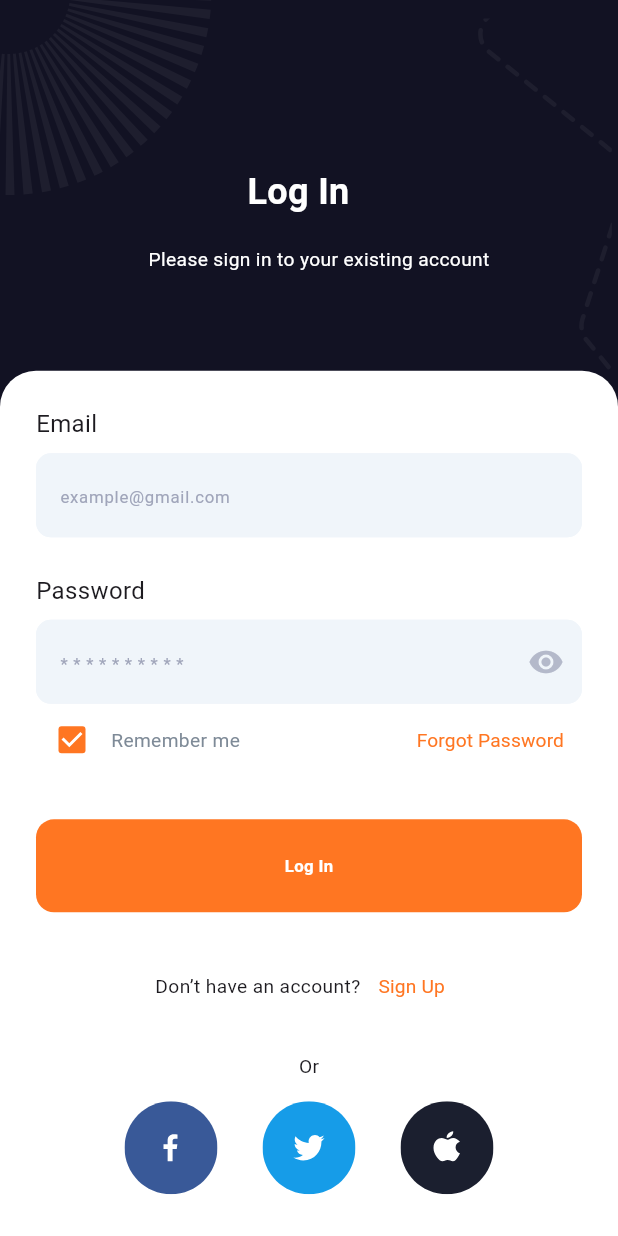
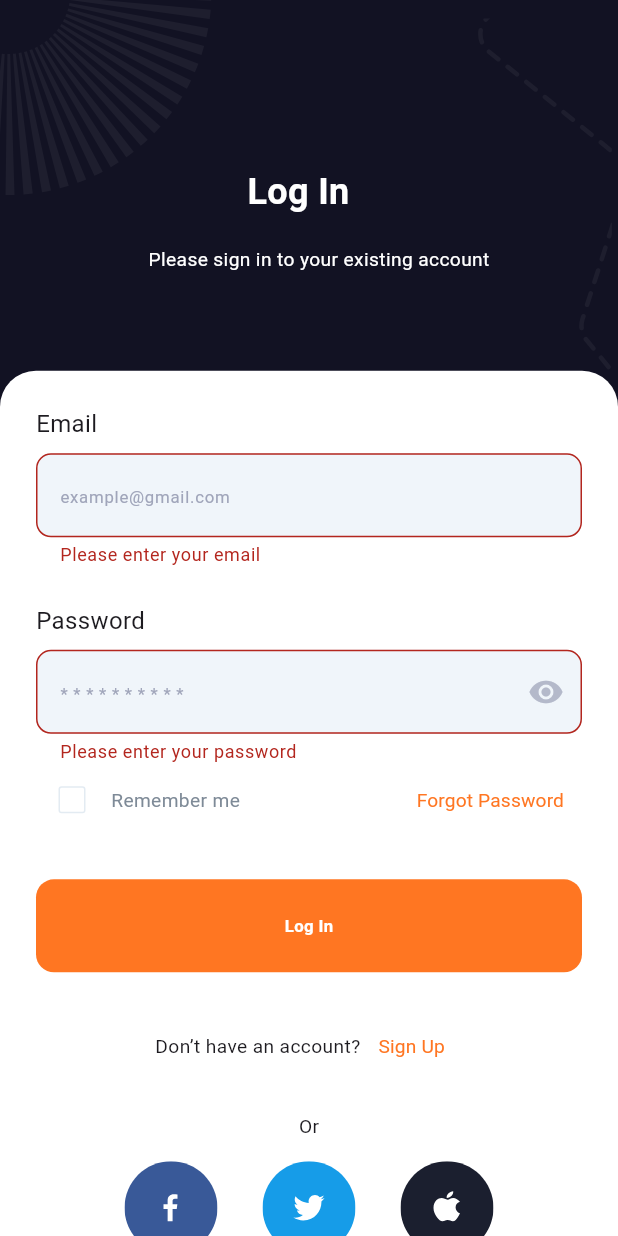
Before and after one commit to muhamedkhaled-1/food_app, a Flutter app: the LoginView screen opened by its route, after a tap on "Log In", on a phone screen of 412 x 824 dp. Run offline on Flutter 3.47's test engine with Material 3 defaults, Android fonts, the phone set to English and light mode, and no system bars; drawn by our look-alikes of modal_progress_hud_nsn; our stand-ins replace bloc, dartz, dots_indicator, firebase_auth, firebase_core, flutter_bloc and 4 more; missing offline and left inert: flutter_timer_countdown; accounts and stored records are empty; generated files the repository leaves out were written again.

Commit message:
sign in cubit with validation

```diff
--- a/lib/core/services/firebase_auth_services.dart
+++ b/lib/core/services/firebase_auth_services.dart
@@ -14,11 +14,33 @@ class FirebaseAuthServices {
         throw CustomException(message: 'The password provided is too weak.');
       } else if (e.code == 'email-already-in-use') {
         throw CustomException(message: 'The account already exists for that email.');
-      }else{
+      }else if (e.code == 'network-request-failed') {
+        throw CustomException(message: 'No internet connection. Please check your network.');
+      }
+      else{
         throw CustomException(message: 'An error occurred. please try again later');
       }
     } catch (e) {
       throw CustomException(message: 'An error occurred. please try again later');
     }
   }
+  Future<User> loginWithEmailandPassword({required String email,required String password})async{
+    try {
+      final credential = await FirebaseAuth.instance.signInWithEmailAndPassword(
+          email: email,
+          password: password
+      );
+      return credential.user!;
+    } on FirebaseAuthException catch (e) {
+      if (e.code == 'user-not-found') {
+        throw CustomException(message: 'No user found for that email.');
+      } else if (e.code == 'wrong-password') {
+        throw CustomException(message: 'Wrong password provided for that user.');
+      }else{
+        throw CustomException(message: 'An error occurred. please try again later');
+      }
+    }catch (e) {
+      throw CustomException(message: 'An error occurred. please try again later');
+    }
+  }
 }
--- a/lib/mobile_layout/features/auth/domain/repos/auth_repo.dart
+++ b/lib/mobile_layout/features/auth/domain/repos/auth_repo.dart
@@ -4,4 +4,6 @@ import 'package:food_app/mobile_layout/features/auth/domain/entities/user_entity
 
 abstract class AuthRepo {
   Future<Either<Failure,UserEntity>> createUserNameAndPassword(String email,String password,String name);
+  Future<Either<Failure,UserEntity>> signInMailAndPassword(String email,String password);
+
 }
--- /dev/null
+++ b/lib/mobile_layout/features/auth/presentation/cubits/login_cubit/login_cubit.dart
@@ -0,0 +1,22 @@
+import 'package:bloc/bloc.dart';
+import 'package:food_app/mobile_layout/features/auth/domain/entities/user_entity.dart';
+import 'package:food_app/mobile_layout/features/auth/domain/repos/auth_repo.dart';
+import 'package:meta/meta.dart';
+
+part 'login_state.dart';
+
+class LoginCubit extends Cubit<LoginState> {
+  LoginCubit(this.authRepo) : super(LoginInitial());
+
+  final AuthRepo authRepo;
+
+  Future<void> LoginUser(String email,String password)async {
+    emit(LoginLoading());
+    final result =await authRepo.signInMailAndPassword(email, password);
+    result.fold((failure) {
+      emit(LoginFailure(message: failure.message));
+    }, (userEntity){
+      emit(LoginSuccess(userEntity:userEntity));
+    });
+  }
+}
--- /dev/null
+++ b/lib/mobile_layout/features/auth/presentation/cubits/login_cubit/login_state.dart
@@ -0,0 +1,21 @@
+part of 'login_cubit.dart';
+
+@immutable
+sealed class LoginState {}
+
+final class LoginInitial extends LoginState {}
+
+final class LoginLoading extends LoginState {}
+
+final class LoginSuccess extends LoginState {
+final  UserEntity userEntity;
+
+  LoginSuccess({required this.userEntity});
+}
+
+final class LoginFailure extends LoginState {
+  final String message;
+
+  LoginFailure({required this.message});
+
+}
--- a/lib/mobile_layout/features/auth/presentation/views/login_view.dart
+++ b/lib/mobile_layout/features/auth/presentation/views/login_view.dart
@@ -1,16 +1,28 @@
 import 'package:flutter/cupertino.dart';
 import 'package:flutter/material.dart';
+import 'package:flutter_bloc/flutter_bloc.dart';
 import 'package:food_app/constants.dart';
+import 'package:food_app/core/services/get_it_service.dart';
+import 'package:food_app/mobile_layout/features/auth/data/repos/auth_repo_impl.dart';
+import 'package:food_app/mobile_layout/features/auth/domain/repos/auth_repo.dart';
+import 'package:food_app/mobile_layout/features/auth/presentation/cubits/login_cubit/login_cubit.dart';
+import 'package:food_app/mobile_layout/features/auth/presentation/views/widgets/login_bloc_consumer.dart';
 import 'package:food_app/mobile_layout/features/auth/presentation/views/widgets/login_page_view_body.dart';
+import 'package:get_it/get_it.dart';
 
 class LoginView extends StatelessWidget {
   const LoginView({super.key});
-  static const routeName='loginPage';
+
+  static const routeName = 'loginPage';
+
   @override
   Widget build(BuildContext context) {
-    return Scaffold(
-      backgroundColor: KbackColor,
-      body: LoginViewBody(),
+    return BlocProvider(
+      create: (context) => LoginCubit(getIt.get<AuthRepoImpl>()),
+      child: Scaffold(
+        backgroundColor: KbackColor,
+        body: LoginBlocConsumer(),
+      ),
     );
   }
 }
--- a/lib/mobile_layout/features/auth/presentation/views/sign_up_view.dart
+++ b/lib/mobile_layout/features/auth/presentation/views/sign_up_view.dart
@@ -17,7 +17,7 @@ class SignUpView extends StatelessWidget {
   @override
   Widget build(BuildContext context) {
     return BlocProvider(
-      create: (context) => SignupCubit(getIt<AuthRepoImpl>()),
+      create: (context) => SignupCubit(getIt.get<AuthRepoImpl>()),
       child: Scaffold(
         backgroundColor: KbackColor,
         body: signupViewBodyBlocConsumer(),
--- a/lib/mobile_layout/features/auth/presentation/views/widgets/custom_text_form_field.dart
+++ b/lib/mobile_layout/features/auth/presentation/views/widgets/custom_text_form_field.dart
@@ -3,15 +3,17 @@ import 'package:flutter/material.dart';
 import 'package:food_app/utils/text_styles.dart';
 
 class CustomTextFormField extends StatelessWidget {
-  const CustomTextFormField({super.key, this.suffixIcon, required this.hintText, required this.keyboardType, this.onSaved, required this.failureValidation,});
+  const CustomTextFormField({super.key, this.suffixIcon, required this.hintText, required this.keyboardType, this.onSaved, required this.failureValidation,this.obscureText=false});
   final Widget? suffixIcon;
   final String hintText,failureValidation;
   final TextInputType keyboardType;
  final void Function(String?)? onSaved;
+  final bool obscureText ;
 
   @override
   Widget build(BuildContext context) {
     return TextFormField(
+      obscureText: obscureText,
       onSaved: onSaved,
       validator: (value) {
       if (value == null || value.isEmpty) {
--- a/lib/mobile_layout/features/auth/presentation/views/widgets/layout_text_form_field.dart
+++ b/lib/mobile_layout/features/auth/presentation/views/widgets/layout_text_form_field.dart
@@ -4,11 +4,12 @@ import 'package:food_app/mobile_layout/features/auth/presentation/views/widgets/
 import '../../../../../../utils/text_styles.dart';
 
 class LayoutTextFormField extends StatelessWidget {
-  const LayoutTextFormField({super.key, this.suffixIcon, required this.hintText, required this.keyboardType, required this.headerText, this.onSaved, required this.failureValidation});
+  const LayoutTextFormField({super.key, this.suffixIcon, required this.hintText, required this.keyboardType, required this.headerText, this.onSaved, required this.failureValidation,this.obscureText=false});
   final Widget? suffixIcon;
   final String hintText,headerText,failureValidation;
   final TextInputType keyboardType;
   final void Function(String?)? onSaved;
+  final bool obscureText ;
   @override
   Widget build(BuildContext context) {
     return Column(
@@ -17,6 +18,7 @@ class LayoutTextFormField extends StatelessWidget {
         Text(headerText,style: AppTextStyles.styleRegular20,),
         SizedBox(height: 8,),
         CustomTextFormField(
+          obscureText:obscureText ,
           failureValidation:failureValidation ,
           onSaved: onSaved,
             suffixIcon: suffixIcon,
--- /dev/null
+++ b/lib/mobile_layout/features/auth/presentation/views/widgets/login_bloc_consumer.dart
@@ -0,0 +1,31 @@
+import 'package:flutter/cupertino.dart';
+import 'package:flutter/material.dart';
+import 'package:flutter_bloc/flutter_bloc.dart';
+import 'package:modal_progress_hud_nsn/modal_progress_hud_nsn.dart';
+
+import '../../cubits/login_cubit/login_cubit.dart';
+import 'login_page_view_body.dart';
+
+class LoginBlocConsumer extends StatelessWidget {
+  const LoginBlocConsumer({
+    super.key,
+  });
+
+  @override
+  Widget build(BuildContext context) {
+    return BlocConsumer<LoginCubit, LoginState>(
+      listener: (context, state) {
+        if (state is LoginSuccess){
+        }
+        if(state is LoginFailure){
+          ScaffoldMessenger.of(context).showSnackBar(SnackBar(content: Text(state.message)));
+        }
+      },
+      builder: (context, state) {
+        return ModalProgressHUD(
+            inAsyncCall: state is LoginLoading?true:false,
+            child: LoginViewBody());
+      },
+    );
+  }
+}
--- a/lib/mobile_layout/features/auth/presentation/views/widgets/login_page_view_body.dart
+++ b/lib/mobile_layout/features/auth/presentation/views/widgets/login_page_view_body.dart
@@ -1,6 +1,8 @@
 import 'package:flutter/cupertino.dart';
 import 'package:flutter/material.dart';
+import 'package:flutter_bloc/flutter_bloc.dart';
 import 'package:food_app/constants.dart';
+import 'package:food_app/mobile_layout/features/auth/presentation/cubits/login_cubit/login_cubit.dart';
 import 'package:food_app/mobile_layout/features/auth/presentation/views/forget_password_view.dart';
 import 'package:food_app/mobile_layout/features/auth/presentation/views/verification_view.dart';
 import 'package:food_app/mobile_layout/features/auth/presentation/views/widgets/auth_container.dart';
@@ -8,18 +10,31 @@ import 'package:food_app/mobile_layout/features/auth/presentation/views/widgets/
 import 'package:food_app/mobile_layout/features/auth/presentation/views/widgets/container_custom_padding.dart';
 import 'package:food_app/mobile_layout/features/auth/presentation/views/widgets/dont_have_account.dart';
 import 'package:food_app/mobile_layout/features/auth/presentation/views/widgets/layout_text_form_field.dart';
+import 'package:food_app/mobile_layout/features/auth/presentation/views/widgets/remember_me.dart';
 import 'package:food_app/mobile_layout/features/auth/presentation/views/widgets/remember_me_list_tile.dart';
 import 'package:food_app/mobile_layout/features/auth/presentation/views/widgets/scrollable_widget.dart';
 import 'package:food_app/mobile_layout/features/auth/presentation/views/widgets/social_auth.dart';
 import 'package:food_app/mobile_layout/features/on_boarding/presentation/views/widgets/custom_button.dart';
 import 'package:food_app/utils/text_styles.dart';
 
-class LoginViewBody extends StatelessWidget {
-  const LoginViewBody({super.key});
+class LoginViewBody extends StatefulWidget {
+   LoginViewBody({super.key});
 
+  @override
+  State<LoginViewBody> createState() => _LoginViewBodyState();
+}
+
+class _LoginViewBodyState extends State<LoginViewBody> {
+GlobalKey<FormState> formKey=GlobalKey();
+AutovalidateMode autovalidateMode=AutovalidateMode.disabled;
+late String email,password;
+bool obscureText=true;
   @override
   Widget build(BuildContext context) {
     return CustomScrollableWidget(
+      child: Form(
+        key: formKey,
+        autovalidateMode: autovalidateMode,
         child: Column(
         children: [
           AuthHeader(title: 'Log In', subTitle: 'Please sign in to your existing account'),
@@ -29,6 +44,9 @@ class LoginViewBody extends StatelessWidget {
                 crossAxisAlignment: CrossAxisAlignment.start,
                 children: [
                   LayoutTextFormField(
+                    onSaved: (value){
+                      email=value!;
+                    },
                     hintText: 'example@gmail.com',
                     failureValidation: 'Please enter your email',
                     keyboardType: TextInputType.emailAddress,
@@ -38,29 +56,36 @@ class LoginViewBody extends StatelessWidget {
                     height: 24,
                   ),
                   LayoutTextFormField(
+                    obscureText:obscureText ,
+                    onSaved: (value){
+                      password=value!;
+                    },
                     hintText: '* * * * * * * * * *',
                     keyboardType: TextInputType.visiblePassword,
                     failureValidation: 'Please enter your password',
                     headerText: 'Password',
-                  suffixIcon: IconButton(onPressed: (){}, icon: Icon(Icons.remove_red_eye,color: Color(0xffB4B9CA),)),
+                    suffixIcon: IconButton(onPressed: (){
+                      setState(() {
+                        obscureText=!obscureText;
+                      });
+                    }, icon: Icon(Icons.remove_red_eye,color: Color(0xffB4B9CA),)),
                   ),
                   // SizedBox(height: 24,),
-                Row(
-                  mainAxisAlignment: MainAxisAlignment.spaceBetween,
-                  children: [
-                    Expanded(child: RememberMeListTile()),
-                    TextButton(
-                      onPressed: () {
-                        Navigator.pushNamed(context, ForgetPasswordView.routeName);
-                      },
-                      child: Text('Forgot Password',style: AppTextStyles.styleRegular16.copyWith(color: KprimaryColor),),
-                      )
-                  ],
-                ),
+                  RememberMe(),
                   SizedBox(height: 29,),
                   SizedBox(
                       width: double.infinity,
                       child: CustomButton(onTap: (){
+                        if(formKey.currentState!.validate()){
+                          formKey.currentState!.save();
+                          context.read<LoginCubit>().LoginUser(email, password);
+                        }else{
+                          autovalidateMode=AutovalidateMode.always;
+                          setState(() {
+                          });
+                        }
+
+
                       }, text: 'Log In')),
                   SizedBox(height:25 ,),
                   DontHaveAccount(),
@@ -74,6 +99,7 @@ class LoginViewBody extends StatelessWidget {
             ),
           )
         ],
+            ),
       ),);
   }
 }
--- /dev/null
+++ b/lib/mobile_layout/features/auth/presentation/views/widgets/remember_me.dart
@@ -0,0 +1,29 @@
+import 'package:flutter/cupertino.dart';
+import 'package:flutter/material.dart';
+import 'package:food_app/mobile_layout/features/auth/presentation/views/widgets/remember_me_list_tile.dart';
+
+import '../../../../../../constants.dart';
+import '../../../../../../utils/text_styles.dart';
+import '../forget_password_view.dart';
+
+class RememberMe extends StatelessWidget {
+  const RememberMe({
+    super.key,
+  });
+
+  @override
+  Widget build(BuildContext context) {
+    return Row(
+      mainAxisAlignment: MainAxisAlignment.spaceBetween,
+      children: [
+        Expanded(child: RememberMeListTile()),
+        TextButton(
+          onPressed: () {
+            Navigator.pushNamed(context, ForgetPasswordView.routeName);
+          },
+          child: Text('Forgot Password',style: AppTextStyles.styleRegular16.copyWith(color: KprimaryColor),),
+        )
+      ],
+    );
+  }
+}
--- a/lib/mobile_layout/features/auth/presentation/views/widgets/remember_me_list_tile.dart
+++ b/lib/mobile_layout/features/auth/presentation/views/widgets/remember_me_list_tile.dart
@@ -3,9 +3,15 @@ import 'package:flutter/material.dart';
 import 'package:food_app/constants.dart';
 import 'package:food_app/utils/text_styles.dart';
 
-class RememberMeListTile extends StatelessWidget {
+class RememberMeListTile extends StatefulWidget {
   const RememberMeListTile({super.key});
 
+  @override
+  State<RememberMeListTile> createState() => _RememberMeListTileState();
+}
+
+class _RememberMeListTileState extends State<RememberMeListTile> {
+  bool value=false;
   @override
   Widget build(BuildContext context) {
     return Row(
@@ -16,11 +22,14 @@ class RememberMeListTile extends StatelessWidget {
           side: BorderSide(
             color: Color(0xffE3EBF2)
           ),
-
-          value: true,
-          onChanged: (e){},
+          value: value,
+          onChanged: (e){
+            setState(() {
+              value=!value;
+            });
+          },
         ),
-        SizedBox(width: 2), // <== Control the spacing here
+        SizedBox(width: 2),
         Text("Remember me",style: AppTextStyles.styleRegular16.copyWith(color: Color(0xff7E8A97)),),
       ],
     )
```
Also changed, not shown: lib/mobile_layout/features/auth/data/repos/auth_repo_impl.dart (+12 -0 lines), lib/mobile_layout/features/auth/presentation/views/widgets/sign_up_view_body.dart (+15 -5 lines), lib/mobile_layout/features/auth/presentation/views/widgets/signup_view_body_bloc_consumer.dart (+5 -4 lines). Lines whose indentation alone changed are shown as unchanged.
